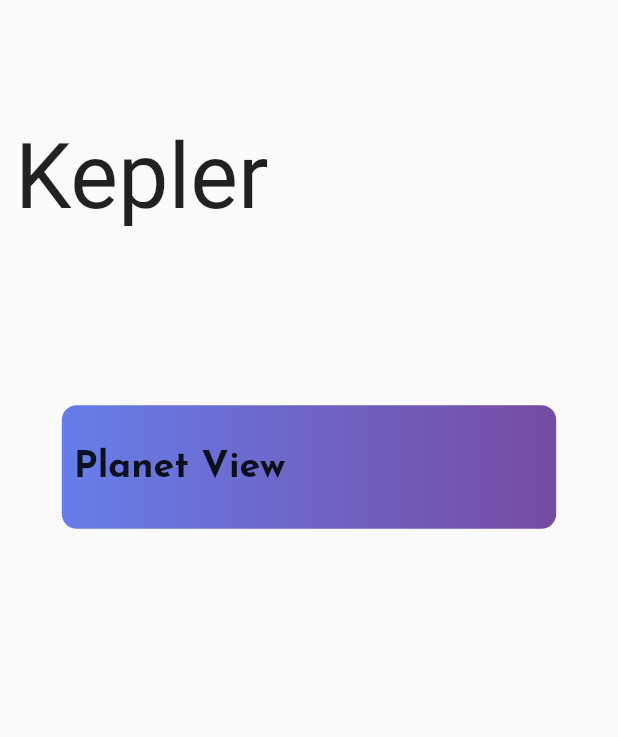
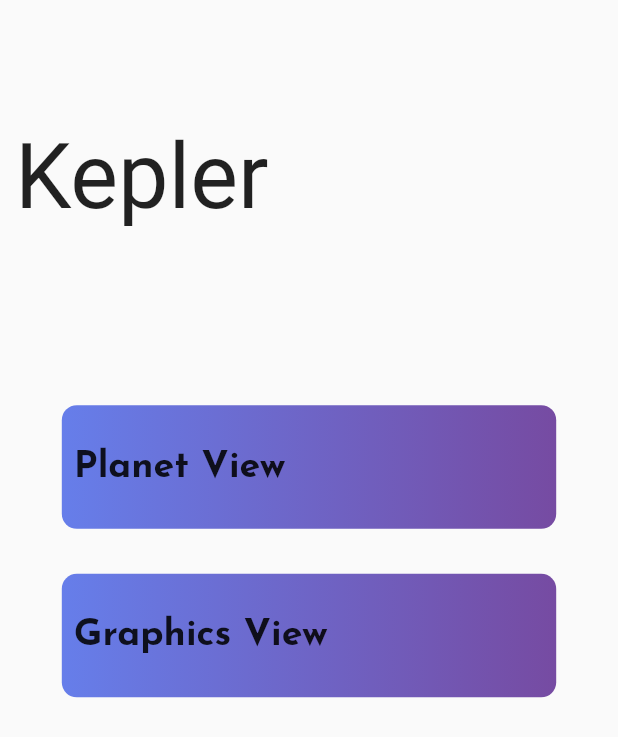
Before and after one commit to gumbarros/kepler, a Flutter app: the screen it shows after launch, on a phone screen of 412 x 824 dp. Shown: the top 737 px of the screen. Run offline on Flutter 3.47's test engine with Material 2 defaults, Android fonts, the phone set to English and light mode, and no system bars; our stand-ins replace flutter_spinkit, get, google_fonts; missing offline and left inert: slimy_card.

Commit message:
Small code refactors

```diff
--- a/lib/views/home.dart
+++ b/lib/views/home.dart
@@ -1,7 +1,8 @@
 import 'package:flutter/cupertino.dart';
 import 'package:flutter/material.dart';
-import 'package:google_fonts/google_fonts.dart';
-import 'package:kepler/views/planetview.dart';
+import 'package:get/route_manager.dart';
+import 'package:kepler/views/planetView.dart';
+import 'package:kepler/widgets/cards/menuCard.dart';
 
 class Home extends StatelessWidget {
   @override
@@ -16,7 +17,7 @@ class Home extends StatelessWidget {
               physics: BouncingScrollPhysics(),
               children: [
                 SizedBox(
-                  height: MediaQuery.of(context).size.height / 10,
+                  height: Get.height / 10,
                 ),
                 Padding(
                   padding: const EdgeInsets.only(left: 10.0),
@@ -33,42 +34,19 @@ class Home extends StatelessWidget {
                   ),
                 ),
                 SizedBox(
-                  height: MediaQuery.of(context).size.height / 7,
+                  height: Get.height / 7,
                 ),
                 Column(
                   children: [
-                    GestureDetector(
-                      onTap: () {
-                        Navigator.of(context).push(_planetPageRoute());
-                      },
-                      child: Container(
-                        height: MediaQuery.of(context).size.height / 10,
-                        width: MediaQuery.of(context).size.width * 0.8,
-                        decoration: BoxDecoration(
-                            borderRadius: BorderRadius.all(Radius.circular(10)),
-                            gradient: LinearGradient(colors: [
-                              Color(0xFFF667EEA),
-                              Color(0xFFF764BA2)
-                            ])),
-                        child: Center(
-                          child: Padding(
-                            padding: const EdgeInsets.only(left: 8.0),
-                            child: Row(
-                              mainAxisAlignment: MainAxisAlignment.start,
-                              children: [
-                                Text(
-                                  'Planet View',
-                                  style: GoogleFonts.josefinSans(
-                                    fontSize: 25,
-                                    fontWeight: FontWeight.bold,
-                                  ),
-                                ),
-                              ],
-                            ),
-                          ),
-                        ),
-                      ),
+                    MenuCard(
+                        onTap: () => Navigator.of(context).push(_planetPageRoute()),
+                        text: "Planet View"),
+                    SizedBox(
+                      height: 30,
                     ),
+                    MenuCard(
+                        onTap: () => Navigator.of(context).push(_planetPageRoute()),
+                        text: "Graphics View"),
                     SizedBox(
                       height: 30,
                     ),
@@ -90,23 +68,20 @@ Route _planetPageRoute() {
 class Background extends StatelessWidget {
   @override
   Widget build(BuildContext context) {
-    var _height = MediaQuery.of(context).size.height;
-    var _width = MediaQuery.of(context).size.width;
     return Container(
       color: Colors.transparent,
       child: Column(
         children: [
           Container(
-            height: _height / 5,
-            width: _width / 3,
+            height: Get.height / 5,
+            width: Get.width / 3,
             decoration: BoxDecoration(
-              borderRadius: BorderRadius.only(
-                topLeft: Radius.zero,
-                topRight: Radius.zero,
-                bottomLeft: Radius.zero,
-                bottomRight: Radius.circular(360),
-              )
-            ),
+                borderRadius: BorderRadius.only(
+              topLeft: Radius.zero,
+              topRight: Radius.zero,
+              bottomLeft: Radius.zero,
+              bottomRight: Radius.circular(360),
+            )),
           )
         ],
       ),
--- a/lib/views/planetview.dart
+++ b/lib/views/planetView.dart
@@ -28,8 +28,7 @@ class _PlanetViewState extends State<PlanetView> with TickerProviderStateMixin {
 
     _scalecontroller =
         AnimationController(vsync: this, duration: Duration(milliseconds: 200));
-    _scaleanimation =
-        Tween<double>(begin: 0.85, end: 1).animate(_scalecontroller);
+    _scaleanimation = Tween<double>(begin: 0.85, end: 1).animate(_scalecontroller);
 
     super.initState();
   }
@@ -69,16 +68,14 @@ class _PlanetViewState extends State<PlanetView> with TickerProviderStateMixin {
                                 return Column(
                                   children: [
                                     SizedBox(
-                                      height:
-                                          MediaQuery.of(context).size.height / 10,
+                                      height: MediaQuery.of(context).size.height / 10,
                                     ),
                                     Row(
                                       mainAxisAlignment: MainAxisAlignment.start,
                                       children: [
                                         Expanded(
                                           child: Padding(
-                                            padding:
-                                                const EdgeInsets.only(left: 10.0),
+                                            padding: const EdgeInsets.only(left: 10.0),
                                             child: Text('Planet View',
                                                 style: GoogleFonts.josefinSans(
                                                     fontSize: 50)),
@@ -94,8 +91,7 @@ class _PlanetViewState extends State<PlanetView> with TickerProviderStateMixin {
                                       ],
                                     ),
                                     SizedBox(
-                                      height:
-                                          MediaQuery.of(context).size.height / 7,
+                                      height: Get.height / 7,
                                     ),
                                   ],
                                 );
--- /dev/null
+++ b/lib/widgets/cards/menuCard.dart
@@ -0,0 +1,40 @@
+import 'package:flutter/material.dart';
+import 'package:get/route_manager.dart';
+import 'package:google_fonts/google_fonts.dart';
+
+class MenuCard extends StatelessWidget {
+  final Function onTap;
+  final String text;
+  MenuCard({@required this.onTap, @required this.text});
+
+  @override
+  Widget build(BuildContext context) {
+    return GestureDetector(
+      onTap: () {
+        onTap();
+      },
+      child: Container(
+        height: Get.height / 10,
+        width: Get.width * 0.8,
+        decoration: BoxDecoration(
+            borderRadius: BorderRadius.all(Radius.circular(10)),
+            gradient: LinearGradient(colors: [Color(0xFFF667EEA), Color(0xFFF764BA2)])),
+        child: Center(
+          child: Padding(
+            padding: const EdgeInsets.only(left: 8.0),
+            child: Align(
+              alignment: Alignment.centerLeft,
+              child: Text(
+                text,
+                style: GoogleFonts.josefinSans(
+                  fontSize: 25,
+                  fontWeight: FontWeight.bold,
+                ),
+              ),
+            ),
+          ),
+        ),
+      ),
+    );
+  }
+}
```
